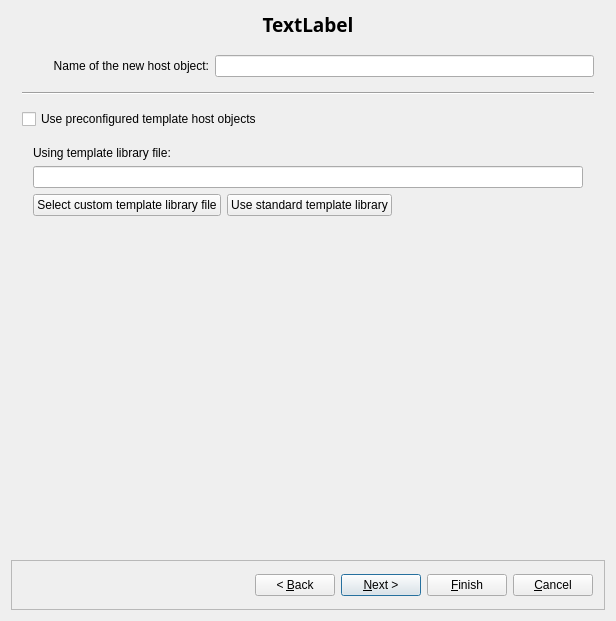
This is src/gui/newhostdialog_q.ui in fwbuilder/fwbuilder as Qt 5 draws it before an edit. The edited form follows.
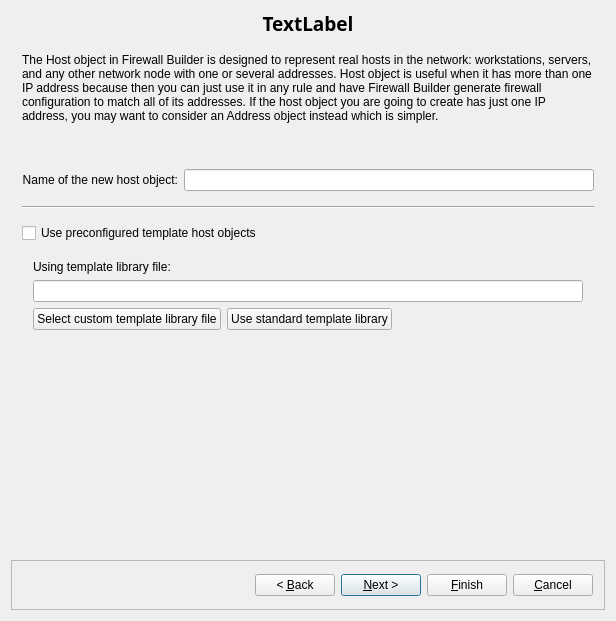
This is the edited form. Icons and pictures are not drawn. Custom widgets are drawn as their Qt base class.

Commit message: fixed #1768 Add title and subheaders to all pages of the new firewall wizard; subtitles on pages are difficult to formulate since some pages already have explanations that are sufficient

Patch:
```diff
--- a/src/gui/newhostdialog_q.ui
+++ b/src/gui/newhostdialog_q.ui
@@ -64,7 +64,33 @@
      </property>
      <widget class="QWidget" name="page0">
       <layout class="QGridLayout" name="gridLayout_4">
-       <item row="0" column="0">
+       <item row="0" column="0" colspan="2">
+        <widget class="QLabel" name="label">
+         <property name="text">
+          <string>The Host object in Firewall Builder is designed to represent real hosts in the network: workstations, servers, and any other network node with one or several addresses. Host object is useful when it has more than one IP address because then you can just use it in any rule and have Firewall Builder generate firewall configuration to match all of its addresses. If the host object you are going to create has just one IP address, you may want to consider an Address object instead which is simpler. </string>
+         </property>
+         <property name="wordWrap">
+          <bool>true</bool>
+         </property>
+        </widget>
+       </item>
+       <item row="1" column="1">
+        <spacer name="verticalSpacer_2">
+         <property name="orientation">
+          <enum>Qt::Vertical</enum>
+         </property>
+         <property name="sizeType">
+          <enum>QSizePolicy::Fixed</enum>
+         </property>
+         <property name="sizeHint" stdset="0">
+          <size>
+           <width>20</width>
+           <height>40</height>
+          </size>
+         </property>
+        </spacer>
+       </item>
+       <item row="2" column="0">
         <widget class="QLabel" name="label631">
          <property name="text">
           <string>Name of the new host object:</string>
@@ -77,10 +103,10 @@
          </property>
         </widget>
        </item>
-       <item row="0" column="1" colspan="2">
+       <item row="2" column="1">
         <widget class="QLineEdit" name="obj_name"/>
        </item>
-       <item row="1" column="0" colspan="3">
+       <item row="3" column="0" colspan="2">
         <widget class="Line" name="line1">
          <property name="sizePolicy">
           <sizepolicy hsizetype="Minimum" vsizetype="Fixed">
@@ -105,14 +131,14 @@
          </property>
         </widget>
        </item>
-       <item row="2" column="0" colspan="2">
+       <item row="4" column="0" colspan="2">
         <widget class="QCheckBox" name="useTemplate">
          <property name="text">
           <string>Use preconfigured template host objects</string>
          </property>
         </widget>
        </item>
-       <item row="3" column="0" colspan="3">
+       <item row="5" column="0" colspan="2">
         <widget class="QFrame" name="templateFrame">
          <property name="frameShape">
           <enum>QFrame::NoFrame</enum>
@@ -172,7 +198,7 @@
          </layout>
         </widget>
        </item>
-       <item row="4" column="2">
+       <item row="6" column="1">
         <spacer name="verticalSpacer">
          <property name="orientation">
           <enum>Qt::Vertical</enum>
```
Left out of the diff: 7 changed lines with no effect on the pictures. The commit also changes 2 other files.
